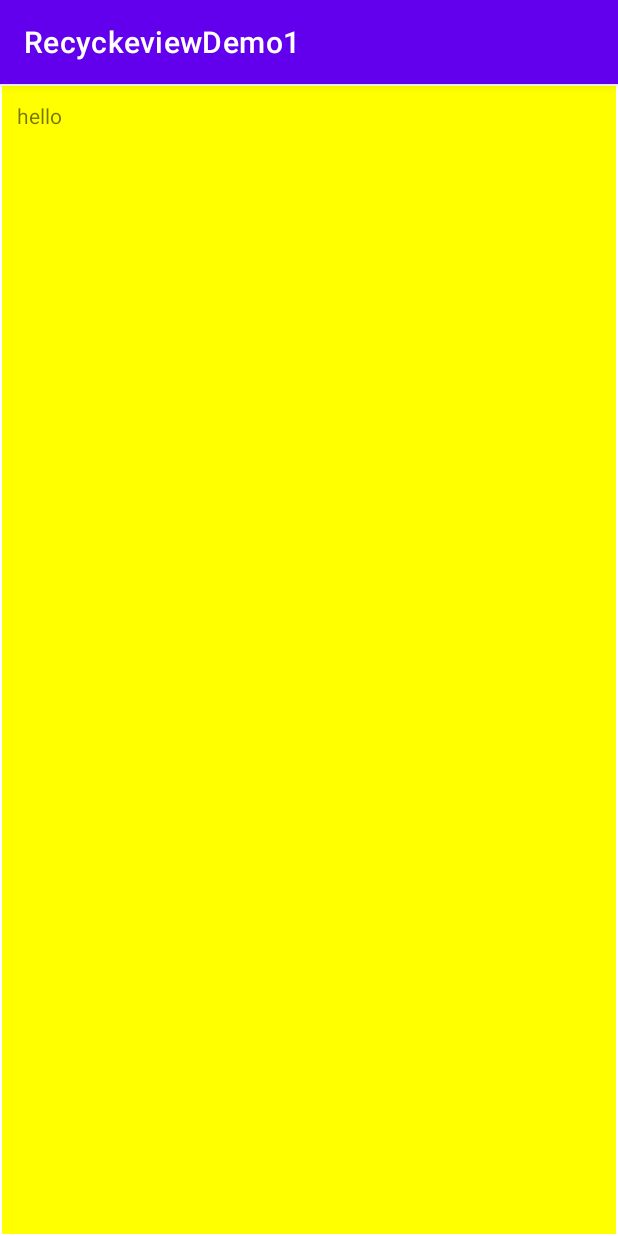
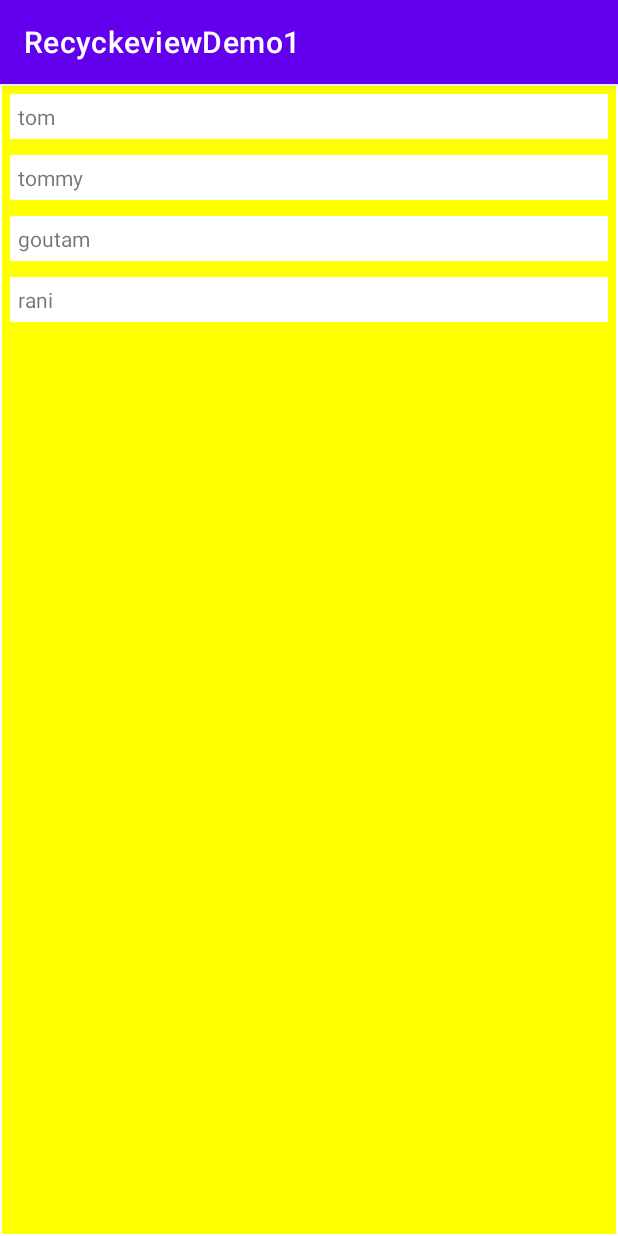
Before and after one commit to SeemaDubey0404/RecyckeviewDemo1, an Android app: the screen it shows after launch (MainActivity), on a phone screen of 412 x 824 dp. Run offline under Robolectric (Android 15) with nearby library versions, the phone set to English and light mode, and no system bars.

Commit message:
recycleview demo with obj completed

```diff
--- /dev/null
+++ b/app/src/main/java/com/example/recyckeviewdemo1/Fruits.kt
@@ -0,0 +1,3 @@
+package com.example.recyckeviewdemo1
+
+data class Fruits (val name:String,val supplier:String)
--- a/app/src/main/java/com/example/recyckeviewdemo1/MainActivity.kt
+++ b/app/src/main/java/com/example/recyckeviewdemo1/MainActivity.kt
@@ -7,11 +7,17 @@ import androidx.recyclerview.widget.LinearLayoutManager
 import kotlinx.android.synthetic.main.activity_main.*
 
 class MainActivity : AppCompatActivity() {
+    //  val fruitList = listOf("mango", "apple", "banana", "guava", "grapes", "lemon", "pear")
+    val fruitList = listOf(
+        Fruits("mango", "tom"), Fruits("apple", "tommy"),
+        Fruits("banana", "goutam"), Fruits("pear", "rani")
+    )
+
     override fun onCreate(savedInstanceState: Bundle?) {
         super.onCreate(savedInstanceState)
         setContentView(R.layout.activity_main)
         recyclerView.setBackgroundColor(Color.YELLOW)
         recyclerView.layoutManager = LinearLayoutManager(this)
-        recyclerView.adapter = RecycleViewAdapter()
+        recyclerView.adapter = RecycleViewAdapter(fruitList)
     }
 }
--- a/app/src/main/java/com/example/recyckeviewdemo1/RecycleViewAdapter.kt
+++ b/app/src/main/java/com/example/recyckeviewdemo1/RecycleViewAdapter.kt
@@ -7,8 +7,7 @@ import android.widget.Adapter
 import androidx.recyclerview.widget.RecyclerView
 import kotlinx.android.synthetic.main.list_item.view.*
 
-class RecycleViewAdapter : RecyclerView.Adapter<RecycleViewAdapter.MyViewHolder>() {
-
+class RecycleViewAdapter(val fruitList:List<Fruits>) : RecyclerView.Adapter<RecycleViewAdapter.MyViewHolder>() {
     override fun onCreateViewHolder(parent: ViewGroup, viewType: Int): MyViewHolder {
         val layoutInflater = LayoutInflater.from(parent.context)
         val listitem: View = layoutInflater.inflate(R.layout.list_item, parent, false)
@@ -16,12 +15,12 @@ class RecycleViewAdapter : RecyclerView.Adapter<RecycleViewAdapter.MyViewHolder>
     }
 
     override fun onBindViewHolder(holder: MyViewHolder, position: Int) {
-
-        holder.view.textView.text = "hello"
+        val fruit: Fruits = fruitList.get(position)
+        holder.view.textView.text = fruit.supplier
     }
 
     override fun getItemCount(): Int {
-        return 5
+        return fruitList.size
     }
 
     class MyViewHolder(val view: View) : RecyclerView.ViewHolder(view) {
--- a/app/src/main/res/layout/list_item.xml
+++ b/app/src/main/res/layout/list_item.xml
@@ -1,16 +1,14 @@
 <?xml version="1.0" encoding="utf-8"?>
-<androidx.constraintlayout.widget.ConstraintLayout xmlns:android="http://schemas.android.com/apk/res/android"
+<RelativeLayout xmlns:android="http://schemas.android.com/apk/res/android"
     xmlns:app="http://schemas.android.com/apk/res-auto"
     android:layout_width="match_parent"
-    android:layout_height="match_parent">
+    android:layout_height="wrap_content">
 
     <TextView
         android:id="@+id/textView"
-        android:layout_width="0dp"
+        android:layout_width="match_parent"
         android:layout_height="wrap_content"
-        android:padding="10dp"
-        android:text="@string/app_name"
-        app:layout_constraintEnd_toEndOf="parent"
-        app:layout_constraintStart_toStartOf="parent"
-        app:layout_constraintTop_toTopOf="parent" />
-</androidx.constraintlayout.widget.ConstraintLayout>
+        android:background="@color/cardview_light_background"
+        android:padding="5dp"
+        android:layout_margin="5dp"/>
+</RelativeLayout>
```
